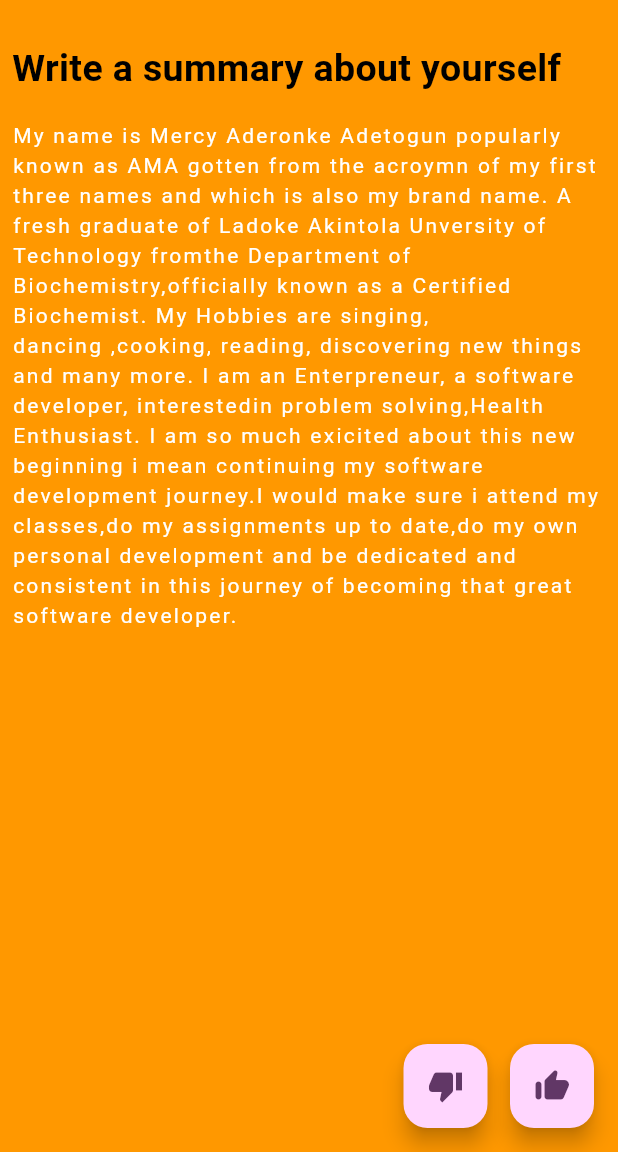
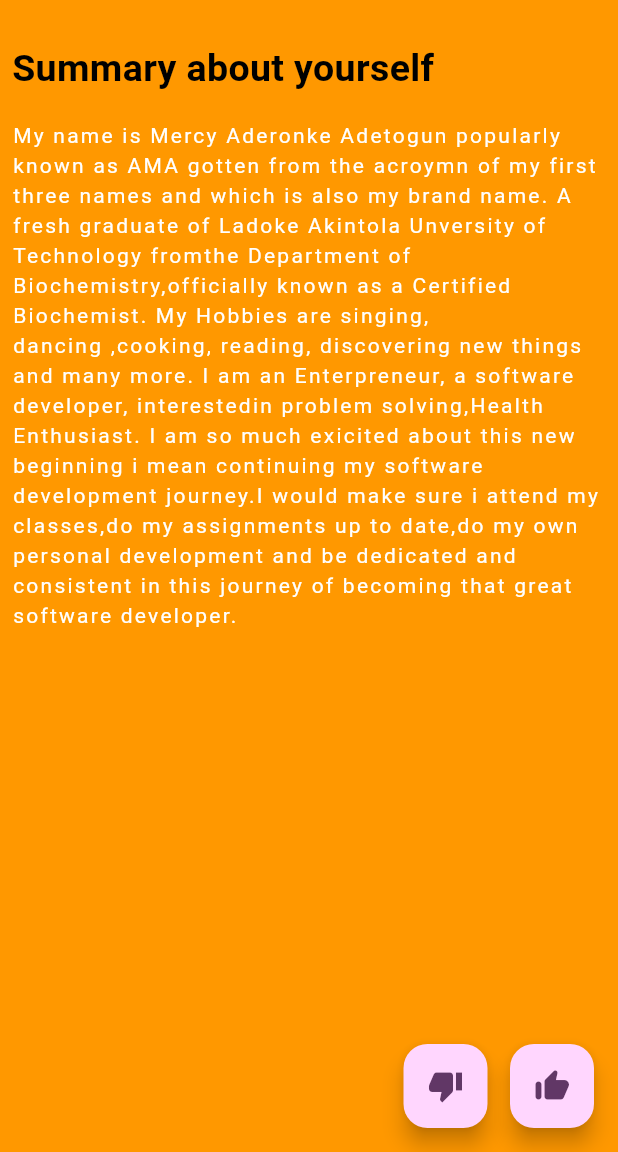
Before and after one commit to Aderonke11/About-Me, a Flutter app: the screen it shows after launch, on a phone screen of 412 x 824 dp, the part 84-1236 px from its top. Run offline on Flutter 3.47's test engine with Material 3 defaults, Android fonts, the phone set to English and light mode, and no system bars.

Commit message:
changes in line 214

```diff
--- a/lib/main.dart
+++ b/lib/main.dart
@@ -211,7 +211,7 @@ class _MyHomePageState extends State<MyHomePage> {
           ),
           Padding(
             padding: const EdgeInsets.all(8.0),
-            child: Text('Write a summary about yourself', style: TextStyle(fontSize: 25, color: Colors.black, fontWeight:FontWeight.bold)),
+            child: Text('Summary about yourself', style: TextStyle(fontSize: 25, color: Colors.black, fontWeight:FontWeight.bold)),
           ),
           Padding(
             padding: const EdgeInsets.all(8.0),
```
